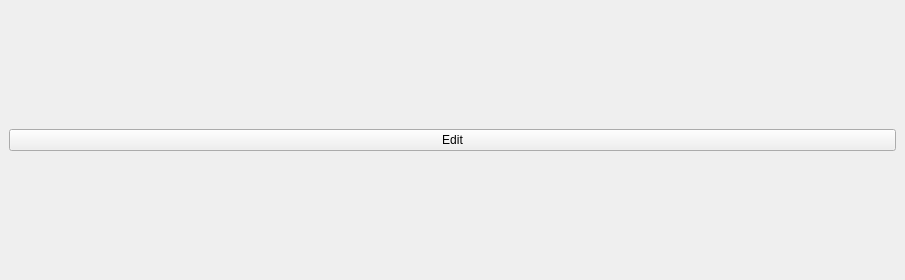
Qt form ui_files/view_toolbar.ui (abeshahsan/Photo-Wizard) before a commit.
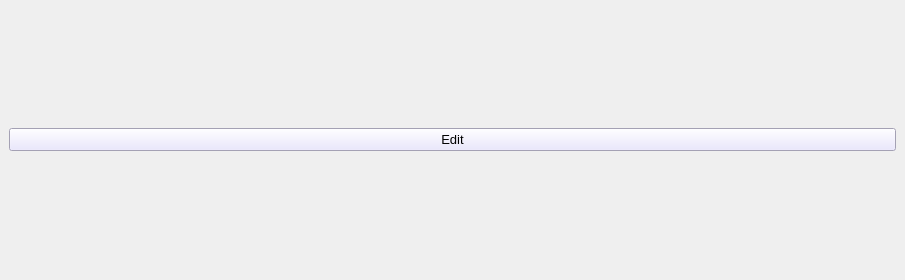
The same form after that commit.

Diff of the .ui file:
```diff
--- a/ui_files/view_toolbar.ui
+++ b/ui_files/view_toolbar.ui
@@ -31,6 +31,9 @@
    </property>
    <item row="0" column="0">
     <widget class="QWidget" name="main_widget" native="true">
+     <property name="styleSheet">
+      <string notr="true"/>
+     </property>
      <layout class="QHBoxLayout" name="horizontalLayout">
       <property name="spacing">
        <number>0</number>
@@ -43,6 +46,23 @@
           <verstretch>0</verstretch>
          </sizepolicy>
         </property>
+        <property name="styleSheet">
+         <string notr="true">QPushButton{
+font-family: arial;
+font-size: 13px;
+background: #e5e1fc;
+}
+
+QPushButton:hover {
+    background-color: #d2d0ec; /* Button background color on hover */
+    border: 1px solid #a39ee0; /* Button border color on hover */
+}
+
+QPushButton:pressed {
+    background-color: #b2b0d8; /* Button background color when pressed */
+    border: 1px solid #938fc4; /* Button border color when pressed */
+}</string>
+        </property>
         <property name="text">
          <string>Edit</string>
         </property>
```
